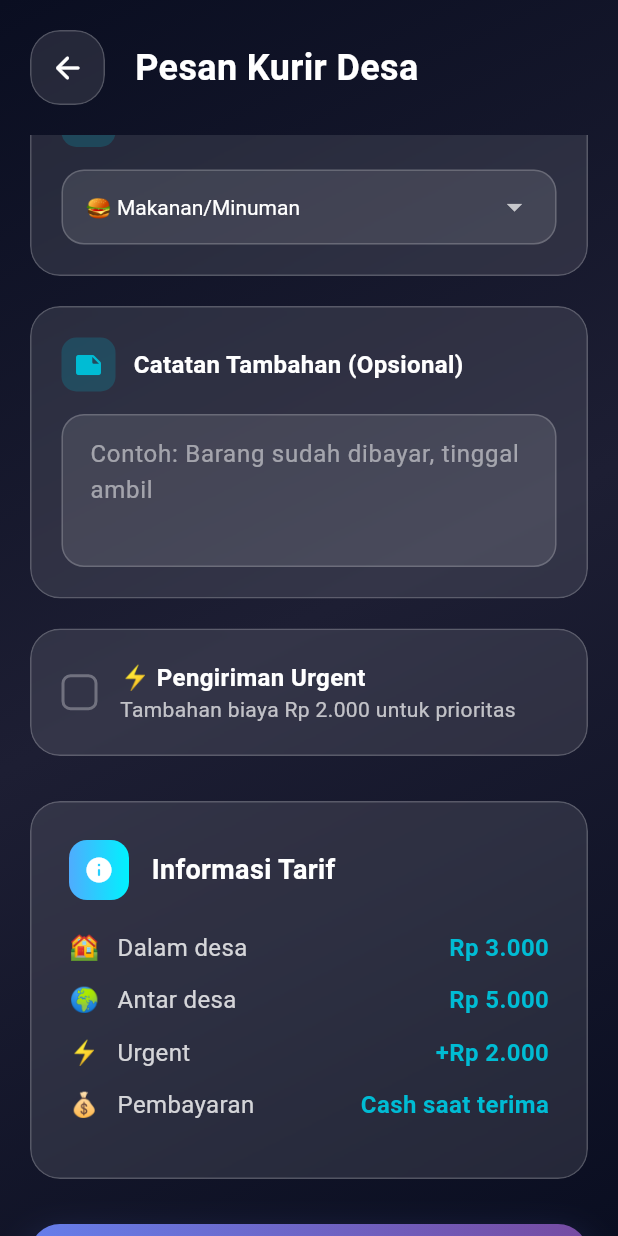
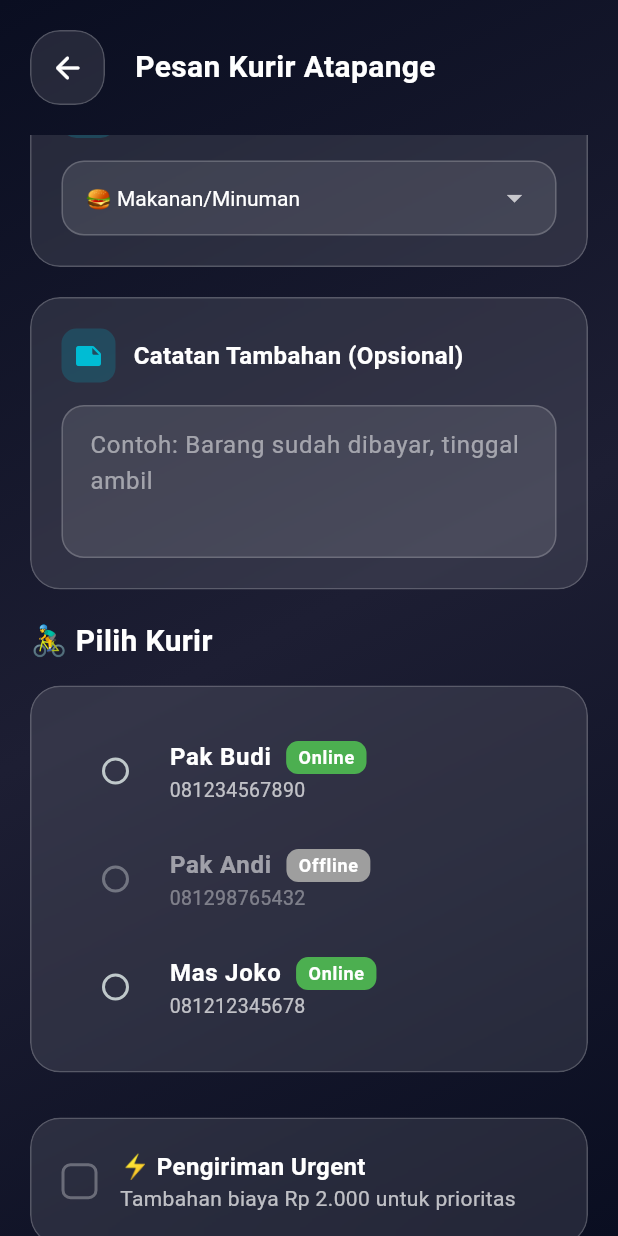
Before and after one commit to rizkyhamdana/my_kurir_app, a Flutter app: the OrderPage screen opened by its route, scrolled down 1152 dp, on a phone screen of 412 x 824 dp. Run offline on Flutter 3.47's test engine with Material 3 defaults, Android fonts, the phone set to English and light mode, and no system bars; our stand-ins replace flutter_map, geolocator, go_router, latlong2; missing offline and left inert: zikzak_inappwebview.

Commit message:
Update text labels and add courier selection feature in order page

```diff
--- a/lib/pages/home/home_page.dart
+++ b/lib/pages/home/home_page.dart
@@ -69,14 +69,14 @@ class _HomePageState extends State<HomePage>
                               crossAxisAlignment: CrossAxisAlignment.start,
                               children: [
                                 Text(
-                                  'Selamat Datang',
+                                  'Selamat Datang di Aplikasi',
                                   style: TextStyle(
                                     fontSize: 16,
                                     color: Colors.white.withAlpha(179),
                                   ),
                                 ),
                                 const Text(
-                                  'Kurir Desa',
+                                  'Kurir Atapange',
                                   style: TextStyle(
                                     fontSize: 32,
                                     fontWeight: FontWeight.bold,
@@ -134,7 +134,7 @@ class _HomePageState extends State<HomePage>
                               ),
                               const SizedBox(height: 20),
                               const Text(
-                                'Solusi Pengiriman\nModern untuk Desa',
+                                'Solusi Pengiriman\nuntuk Desa',
                                 style: TextStyle(
                                   fontSize: 28,
                                   fontWeight: FontWeight.bold,
--- a/lib/pages/order/order_page.dart
+++ b/lib/pages/order/order_page.dart
@@ -22,6 +22,13 @@ class _OrderPageState extends State<OrderPage> {
 
   String _jenisBarang = 'Makanan/Minuman';
   bool _isUrgent = false;
+
+  final List<Map<String, dynamic>> _kurirList = [
+    {'nama': 'Pak Budi', 'isOnline': true, 'phone': '081234567890'},
+    {'nama': 'Pak Andi', 'isOnline': false, 'phone': '081298765432'},
+    {'nama': 'Mas Joko', 'isOnline': true, 'phone': '081212345678'},
+  ];
+  String? _selectedKurir;
 
   @override
   Widget build(BuildContext context) {
@@ -58,9 +65,9 @@ class _OrderPageState extends State<OrderPage> {
                     const SizedBox(width: 20),
                     const Expanded(
                       child: Text(
-                        'Pesan Kurir Desa',
+                        'Pesan Kurir Atapange',
                         style: TextStyle(
-                          fontSize: 24,
+                          fontSize: 20,
                           fontWeight: FontWeight.bold,
                           color: Colors.white,
                         ),
@@ -104,9 +111,9 @@ class _OrderPageState extends State<OrderPage> {
                               ),
                               const SizedBox(height: 20),
                               const Text(
-                                'Kurir Desa Siap Membantu!',
+                                'Kurir Atapange Siap Membantu!',
                                 style: TextStyle(
-                                  fontSize: 22,
+                                  fontSize: 20,
                                   fontWeight: FontWeight.bold,
                                   color: Colors.white,
                                 ),
@@ -116,7 +123,7 @@ class _OrderPageState extends State<OrderPage> {
                               Text(
                                 'Pesan barang di grup WA? Kami antar sampai rumah dengan aman dan cepat',
                                 style: TextStyle(
-                                  fontSize: 16,
+                                  fontSize: 14,
                                   color: Colors.white.withAlpha(179),
                                   height: 1.4,
                                 ),
@@ -312,7 +319,75 @@ class _OrderPageState extends State<OrderPage> {
                           maxLines: 3,
                         ),
                         const SizedBox(height: 20),
-
+                        _buildSectionTitle('🚴‍♂️ Pilih Kurir'),
+                        const SizedBox(height: 15),
+                        GlassContainer(
+                          width: double.infinity,
+                          padding: const EdgeInsets.all(20),
+                          child: Column(
+                            crossAxisAlignment: CrossAxisAlignment.start,
+                            children: [
+                              ..._kurirList.map((kurir) {
+                                final isOnline = kurir['isOnline'] as bool;
+                                return RadioListTile<String>(
+                                  value: kurir['nama'],
+                                  groupValue: _selectedKurir,
+                                  onChanged: isOnline
+                                      ? (val) =>
+                                            setState(() => _selectedKurir = val)
+                                      : null,
+                                  title: Row(
+                                    children: [
+                                      Text(
+                                        kurir['nama'],
+                                        style: TextStyle(
+                                          color: isOnline
+                                              ? Colors.white
+                                              : Colors.white54,
+                                          fontWeight: FontWeight.w600,
+                                        ),
+                                      ),
+                                      const SizedBox(width: 10),
+                                      Container(
+                                        padding: const EdgeInsets.symmetric(
+                                          horizontal: 8,
+                                          vertical: 2,
+                                        ),
+                                        decoration: BoxDecoration(
+                                          color: isOnline
+                                              ? Colors.green
+                                              : Colors.grey,
+                                          borderRadius: BorderRadius.circular(
+                                            8,
+                                          ),
+                                        ),
+                                        child: Text(
+                                          isOnline ? 'Online' : 'Offline',
+                                          style: const TextStyle(
+                                            color: Colors.white,
+                                            fontSize: 12,
+                                            fontWeight: FontWeight.bold,
+                                          ),
+                                        ),
+                                      ),
+                                    ],
+                                  ),
+                                  subtitle: Text(
+                                    kurir['phone'],
+                                    style: TextStyle(
+                                      color: isOnline
+                                          ? Colors.white70
+                                          : Colors.white38,
+                                      fontSize: 13,
+                                    ),
+                                  ),
+                                  activeColor: const Color(0xFF667eea),
+                                );
+                              }),
+                            ],
+                          ),
+                        ),
+                        const SizedBox(height: 30),
                         // Urgent Checkbox
                         GlassContainer(
                           width: double.infinity,
--- a/lib/pages/order/pick_location_page.dart
+++ b/lib/pages/order/pick_location_page.dart
@@ -45,8 +45,9 @@ class _PickLocationPageState extends State<PickLocationPage> {
           ? const Center(child: CircularProgressIndicator())
           : FlutterMap(
               options: MapOptions(
-                center: _pickedLatLng ?? _currentLatLng,
-                zoom: 16,
+                initialCenter:
+                    _pickedLatLng ?? _currentLatLng ?? LatLng(50.5, 30.51),
+                initialZoom: 16,
                 onTap: (tapPosition, point) {
                   setState(() {
                     _pickedLatLng = point;
--- a/lib/pages/profile/tracking_page.dart
+++ b/lib/pages/profile/tracking_page.dart
@@ -81,9 +81,9 @@ class _TrackingPageState extends State<TrackingPage> {
                     const SizedBox(width: 20),
                     const Expanded(
                       child: Text(
-                        'Lacak Kurir Desa',
+                        'Lacak Kurir Atapange',
                         style: TextStyle(
-                          fontSize: 24,
+                          fontSize: 20,
                           fontWeight: FontWeight.bold,
                           color: Colors.white,
                         ),
@@ -659,7 +659,7 @@ class _TrackingPageState extends State<TrackingPage> {
                       child: Text(
                         'Lacak Pesanan',
                         style: TextStyle(
-                          fontSize: 24,
+                          fontSize: 20,
                           fontWeight: FontWeight.bold,
                           color: Colors.white,
                         ),
--- a/lib/pages/tracking/profile_page.dart
+++ b/lib/pages/tracking/profile_page.dart
@@ -43,7 +43,7 @@ class ProfilePage extends StatelessWidget {
                       child: Text(
                         'Profil Pengguna',
                         style: TextStyle(
-                          fontSize: 24,
+                          fontSize: 20,
                           fontWeight: FontWeight.bold,
                           color: Colors.white,
                         ),
@@ -94,7 +94,7 @@ class ProfilePage extends StatelessWidget {
                             ),
                             const SizedBox(height: 25),
                             const Text(
-                              'Pengguna Kurir Desa',
+                              'Rizky Hamdana',
                               style: TextStyle(
                                 fontSize: 24,
                                 fontWeight: FontWeight.bold,
@@ -115,7 +115,7 @@ class ProfilePage extends StatelessWidget {
                                 ),
                               ),
                               child: const Text(
-                                '⭐ Member sejak 2024',
+                                '⭐ Member sejak 2025',
                                 style: TextStyle(
                                   color: Color(0xFF00BCD4),
                                   fontSize: 14,
@@ -247,7 +247,7 @@ class ProfilePage extends StatelessWidget {
                             _buildContactRow(
                               Icons.email_rounded,
                               'Email',
-                              'info@kurirdesa.com',
+                              'info@kuriratapange.com',
                             ),
                           ],
                         ),
@@ -645,7 +645,7 @@ class ProfilePage extends StatelessWidget {
                       crossAxisAlignment: CrossAxisAlignment.start,
                       children: [
                         const Text(
-                          '🚚 Kurir Desa v1.0.0',
+                          '🛵 Kurir Atapange v1.0.0',
                           style: TextStyle(
                             fontSize: 18,
                             fontWeight: FontWeight.bold,
@@ -654,7 +654,7 @@ class ProfilePage extends StatelessWidget {
                         ),
                         const SizedBox(height: 15),
                         Text(
-                          'Aplikasi ini dibuat untuk membantu warga desa dalam pengiriman barang dari toko ke rumah, terutama untuk pembelian melalui grup WhatsApp.',
+                          'Aplikasi ini dibuat untuk membantu warga Atapange dalam pengiriman barang dari toko ke rumah, terutama untuk pembelian melalui grup WhatsApp.',
                           style: TextStyle(
                             fontSize: 16,
                             color: Colors.white.withAlpha(204),
@@ -688,7 +688,7 @@ class ProfilePage extends StatelessWidget {
                             ),
                           ),
                           child: const Text(
-                            '💚 Dikembangkan dengan ❤️ untuk kemudahan warga desa',
+                            'Dikembangkan untuk kemudahan warga desa',
                             style: TextStyle(
                               color: Color(0xFF43e97b),
                               fontSize: 14,
```
Also changed, not shown: lib/pages/splashscreen/splashscreen_page.dart (+10 -10 lines).
